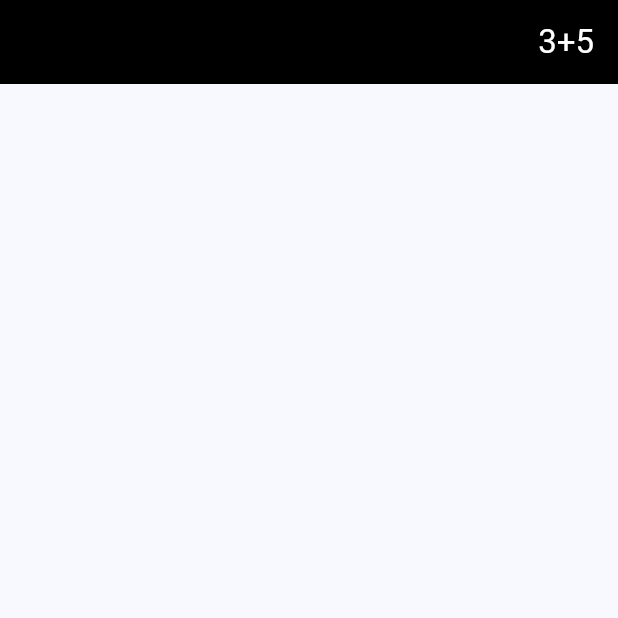
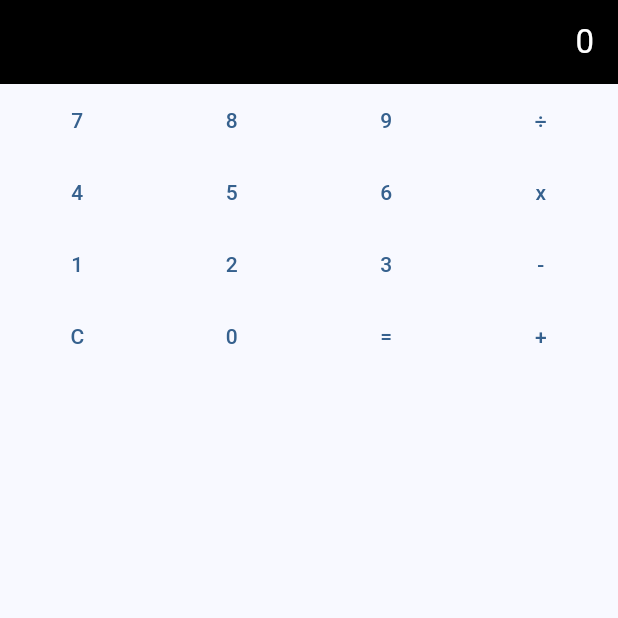
Before and after one commit to hyein0112/flutter_calculator, a Flutter app: the screen it shows after launch, on a phone screen of 412 x 824 dp, the top half of it. Run offline on Flutter 3.47's test engine with Material 3 defaults, Android fonts, the phone set to English and light mode, and no system bars.

Commit message:
계산기 구현

```diff
--- /dev/null
+++ b/lib/button.dart
@@ -0,0 +1,14 @@
+import 'package:flutter/material.dart';
+
+class Button extends StatelessWidget {
+  final String padNumber;
+  final void Function() onTap;
+
+  const Button({super.key, required this.padNumber, required this.onTap});
+
+  @override
+  Widget build(BuildContext context) {
+    return Expanded(
+        child: TextButton(onPressed: onTap, child: Text(padNumber)));
+  }
+}
--- a/lib/calculator.dart
+++ b/lib/calculator.dart
@@ -1,4 +1,5 @@
 import 'package:flutter/material.dart';
+import 'package:flutter_calculator/button.dart';
 
 class Calculator extends StatefulWidget {
   const Calculator({super.key});
@@ -8,20 +9,152 @@ class Calculator extends StatefulWidget {
 }
 
 class _CalculatorState extends State<Calculator> {
+  int? firstOperand;
+  String? operator;
+  int? secondOperand;
+  dynamic result;
+
+  void numberTapped(int tappedNumber) {
+    if (firstOperand == null) {
+      setState(() {
+        firstOperand = tappedNumber;
+      });
+    } else if (operator == null) {
+      setState(() {
+        firstOperand = int.parse('$firstOperand$tappedNumber');
+      });
+    } else {
+      if (secondOperand == null) {
+        setState(() {
+          secondOperand = tappedNumber;
+        });
+      } else {
+        setState(() {
+          secondOperand = int.parse('$secondOperand$tappedNumber');
+        });
+      }
+    }
+  }
+
+  void clearNumber() {
+    setState(() {
+      firstOperand = null;
+      operator = null;
+      secondOperand = null;
+      result = null;
+    });
+  }
+
+  void operatorTapped(String tappedOperator) {
+    setState(() {
+      operator = tappedOperator;
+    });
+  }
+
+  String showText() {
+    if (result != null) {
+      return '$result';
+    }
+    if (secondOperand != null) {
+      return '$firstOperand $operator $secondOperand';
+    } else if (operator != null) {
+      return '$firstOperand $operator';
+    } else if (firstOperand != null) {
+      return '$firstOperand';
+    } else {
+      return '0';
+    }
+  }
+
+  void calculateResult() {
+    if (firstOperand == null || secondOperand == null) return;
+    switch (operator) {
+      case '+':
+        plusNumber();
+      case '-':
+        minusNumber();
+      case 'x':
+        multiplyNumber();
+      case '÷':
+        didveNumber();
+      default:
+        return;
+    }
+  }
+
+  void plusNumber() {
+    setState(() {
+      result = firstOperand! + secondOperand!;
+    });
+  }
+
+  void minusNumber() {
+    setState(() {
+      result = firstOperand! - secondOperand!;
+    });
+  }
+
+  void multiplyNumber() {
+    setState(() {
+      result = firstOperand! * secondOperand!;
+    });
+  }
+
+  void didveNumber() {
+    setState(() {
+      result = firstOperand! / secondOperand!;
+    });
+  }
+
   @override
   Widget build(BuildContext context) {
     return Scaffold(
         appBar: AppBar(
           backgroundColor: Colors.black,
           elevation: 0,
-        title: const Align(
+          title: Align(
             alignment: Alignment.bottomRight,
             child: Text(
-            '3+5',
-            style: TextStyle(color: Colors.white),
+              showText(),
+              style: const TextStyle(color: Colors.white),
             ),
           ),
         ),
-    );
+        body: Column(
+          children: [
+            Row(
+              children: [
+                Button(padNumber: '7', onTap: () => numberTapped(7)),
+                Button(padNumber: '8', onTap: () => numberTapped(8)),
+                Button(padNumber: '9', onTap: () => numberTapped(9)),
+                Button(padNumber: '÷', onTap: () => operatorTapped('÷')),
+              ],
+            ),
+            Row(
+              children: [
+                Button(padNumber: '4', onTap: () => numberTapped(4)),
+                Button(padNumber: '5', onTap: () => numberTapped(5)),
+                Button(padNumber: '6', onTap: () => numberTapped(6)),
+                Button(padNumber: 'x', onTap: () => operatorTapped('x')),
+              ],
+            ),
+            Row(
+              children: [
+                Button(padNumber: '1', onTap: () => numberTapped(1)),
+                Button(padNumber: '2', onTap: () => numberTapped(2)),
+                Button(padNumber: '3', onTap: () => numberTapped(3)),
+                Button(padNumber: '-', onTap: () => operatorTapped('-')),
+              ],
+            ),
+            Row(
+              children: [
+                Button(padNumber: 'C', onTap: clearNumber),
+                Button(padNumber: '0', onTap: () => numberTapped(0)),
+                Button(padNumber: '=', onTap: calculateResult),
+                Button(padNumber: '+', onTap: () => operatorTapped('+')),
+              ],
+            )
+          ],
+        ));
   }
 }
```
Lines whose indentation alone changed are shown as unchanged.
